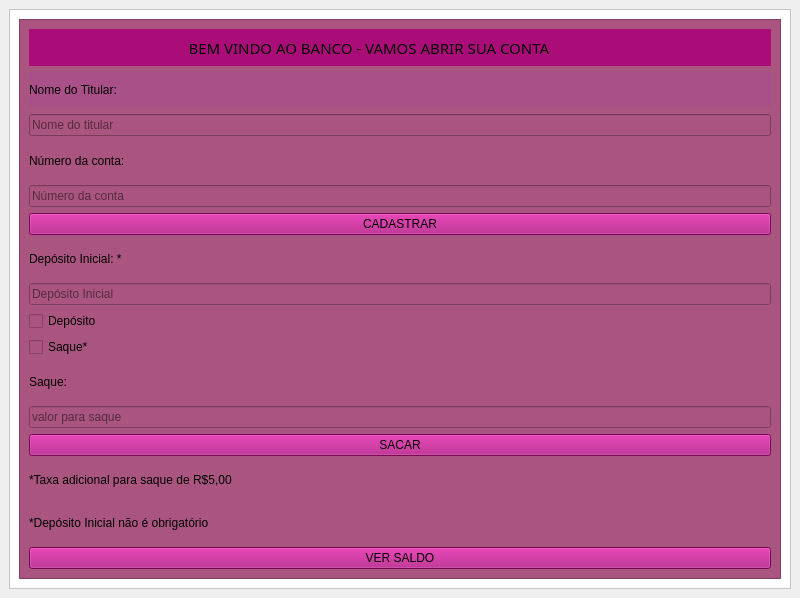
First picture: the form in Maurício/contabancaria.ui, repository larissaalcc/larissacosta, before the edit.
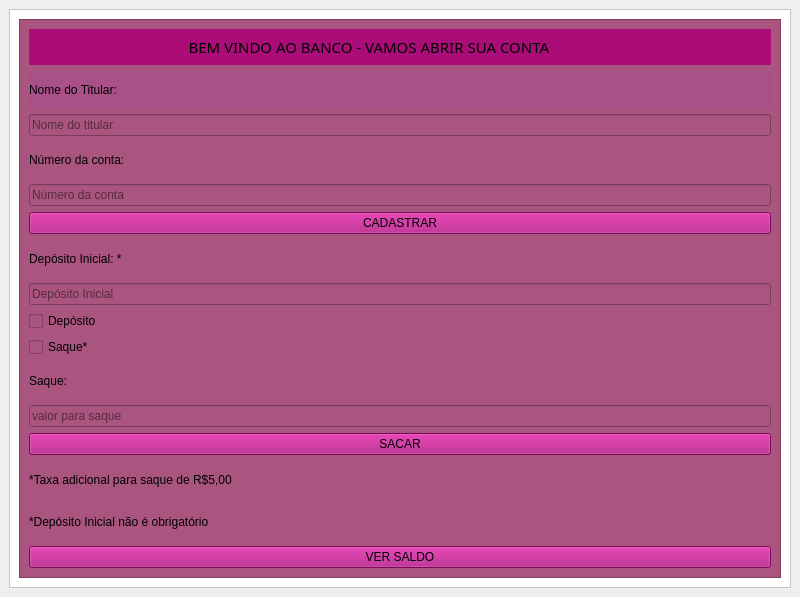
Second picture: the form after the edit.

The edit to the form file:
```diff
--- a/Maurício/contabancaria.ui
+++ b/Maurício/contabancaria.ui
@@ -7,7 +7,7 @@
     <x>0</x>
     <y>0</y>
     <width>800</width>
-    <height>598</height>
+    <height>597</height>
    </rect>
   </property>
   <property name="windowTitle">
```
